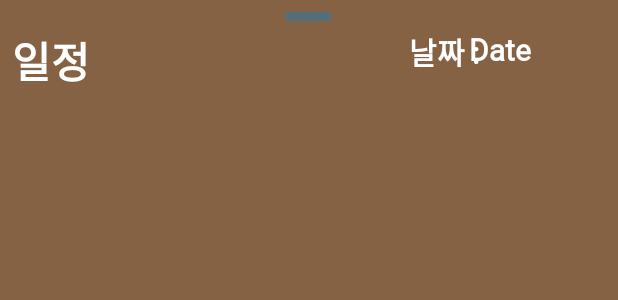
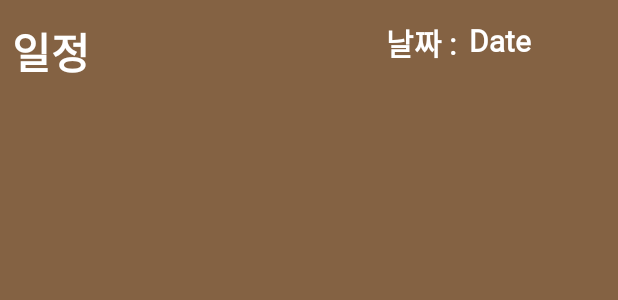
Before and after one commit to WiFros/SE_termProject, an Android app: the layout schedule_bottom_sheet.xml on its own in the app's theme, with its tools: preview values and no code run, on a phone screen of 412 x 824 dp. Shown: the top 300 px of the screen. Run offline under Robolectric (Android 15) with nearby library versions, the phone set to English and light mode, and no system bars.

Commit message:
날짜 텍스트 겹침 수정

```diff
--- a/SaveTheTime/app/src/main/res/layout/schedule_bottom_sheet.xml
+++ b/SaveTheTime/app/src/main/res/layout/schedule_bottom_sheet.xml
@@ -17,12 +17,6 @@
         android:background="@color/MainColor"
         android:orientation="vertical"
         android:padding="8dp">
-
-        <View
-            android:layout_width="30dp"
-            android:layout_height="6dp"
-            android:layout_gravity="center"
-            android:background="@color/colorAccent" />
 
         <RelativeLayout
             android:layout_width="match_parent"
@@ -45,7 +39,7 @@
                 android:layout_width="wrap_content"
                 android:layout_height="wrap_content"
                 android:layout_alignLeft="@+id/botsheetDate"
-                android:layout_marginLeft="-40dp"
+                android:layout_marginLeft="-55dp"
                 android:fontFamily="@font/font_2"
                 android:text="날짜 :"
                 android:textColor="@android:color/white"
```
